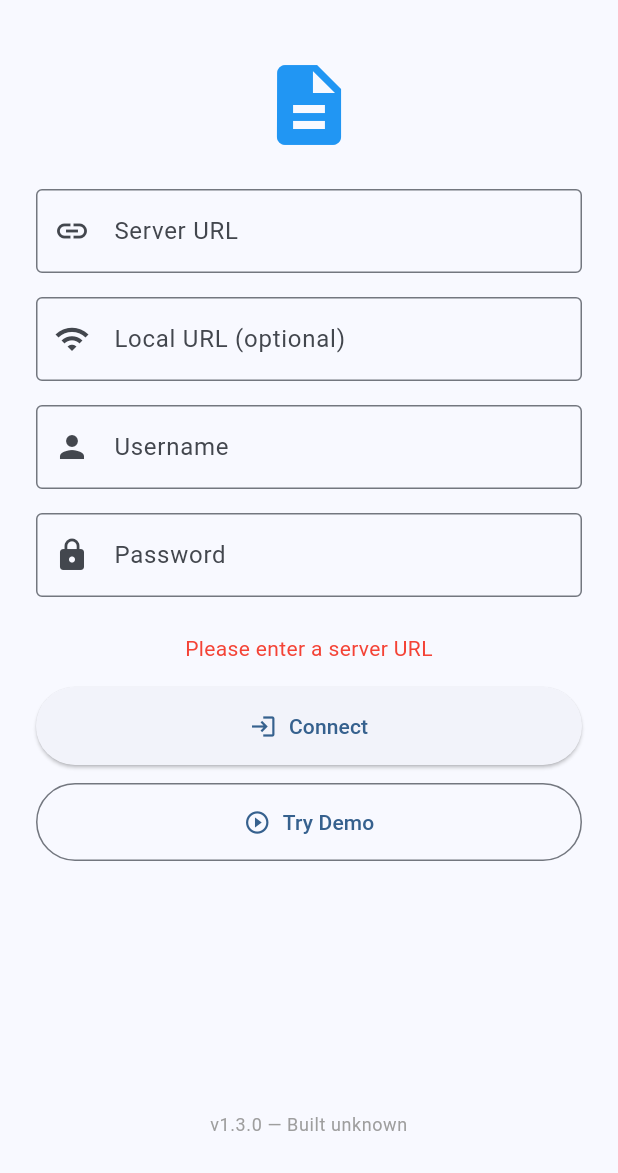
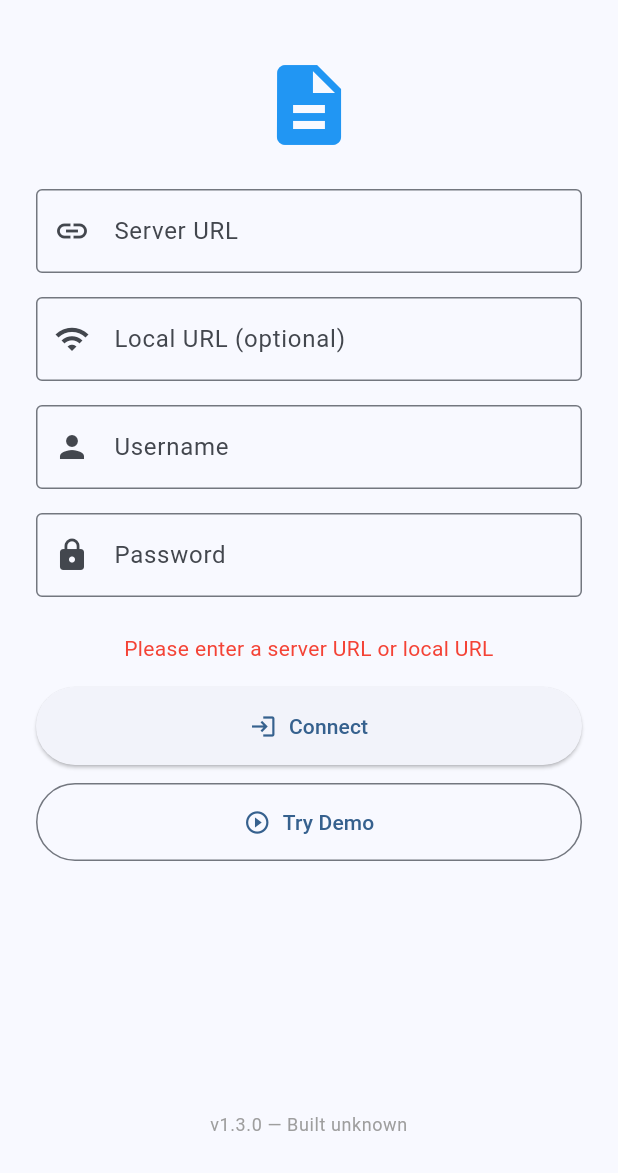
Before and after one commit to sjg20/paperman, a Flutter app: the screen it shows after launch, after a tap on "Connect", on a phone screen of 412 x 824 dp, the part 63-1236 px from its top. Run offline on Flutter 3.47's test engine with Material 3 defaults, Android fonts, the phone set to English and light mode, and no system bars; our stand-ins replace cached_network_image, package_info_plus, printing, shared_preferences; missing offline and left inert: pdfrx; project files that could hold a hidden picture were left out.

Commit message:
app: Allow connecting with only a local URL
Support specifying just the local URL without a server URL. The local
URL is used as both the base and local URL so that the certificate-
trusting client handles self-signed certificates correctly.

Co-Authored-By: Claude Opus 4.6 <noreply@anthropic.com>

```diff
--- a/app/lib/screens/connection_screen.dart
+++ b/app/lib/screens/connection_screen.dart
@@ -49,7 +49,9 @@ class _ConnectionScreenState extends State<ConnectionScreen> {
     _userController.text = prefs.getString('username') ?? '';
     _passController.text = prefs.getString('password') ?? '';
     // Auto-connect if we have a saved URL (unless returning from disconnect)
-    if (widget.autoConnect && _urlController.text.isNotEmpty) {
+    if (widget.autoConnect &&
+        (_urlController.text.isNotEmpty ||
+            _localUrlController.text.isNotEmpty)) {
       _connect();
     }
   }
@@ -64,13 +66,28 @@ class _ConnectionScreenState extends State<ConnectionScreen> {
 
   Future<void> _connect() async {
     var url = _urlController.text.trim();
-    if (url.isEmpty) {
-      setState(() => _error = 'Please enter a server URL');
+    var localUrl = _localUrlController.text.trim();
+    if (url.isEmpty && localUrl.isEmpty) {
+      setState(() => _error = 'Please enter a server URL or local URL');
       return;
     }
-    if (!url.startsWith('http://') && !url.startsWith('https://')) {
+    if (url.isNotEmpty &&
+        !url.startsWith('http://') &&
+        !url.startsWith('https://')) {
       url = 'https://$url';
       _urlController.text = url;
+    }
+    if (localUrl.isNotEmpty &&
+        !localUrl.startsWith('http://') &&
+        !localUrl.startsWith('https://')) {
+      final scheme = url.isNotEmpty ? Uri.parse(url).scheme : 'http';
+      localUrl = '$scheme://$localUrl';
+      _localUrlController.text = localUrl;
+    }
+    // If no server URL, use the local URL as both so that
+    // tryLocalUrl() creates a certificate-trusting client.
+    if (url.isEmpty) {
+      url = localUrl;
     }
 
     setState(() {
@@ -81,15 +98,6 @@ class _ConnectionScreenState extends State<ConnectionScreen> {
     final api = context.read<ApiService>();
     final user = _userController.text.trim();
     final pass = _passController.text;
-    var localUrl = _localUrlController.text.trim();
-    if (localUrl.isNotEmpty &&
-        !localUrl.startsWith('http://') &&
-        !localUrl.startsWith('https://')) {
-      // Use the same scheme as the main URL (e.g. https)
-      final scheme = Uri.parse(url).scheme;
-      localUrl = '$scheme://$localUrl';
-      _localUrlController.text = localUrl;
-    }
     api.updateConfig(
       baseUrl: url,
       localBaseUrl: localUrl.isEmpty ? null : localUrl,
```
